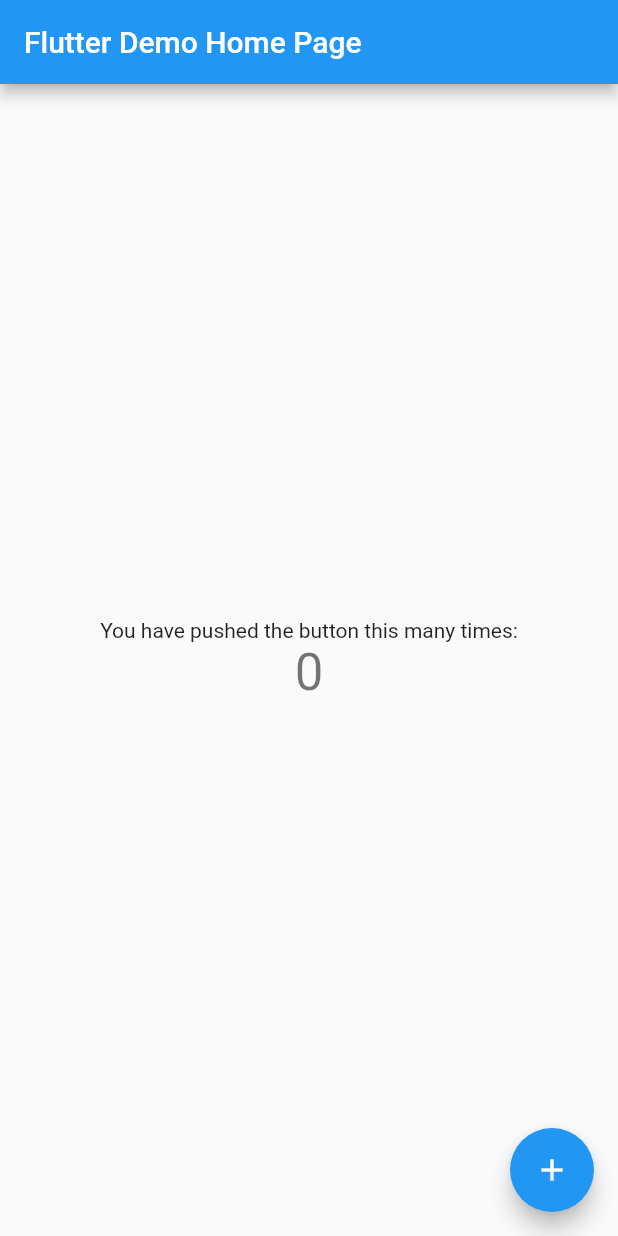
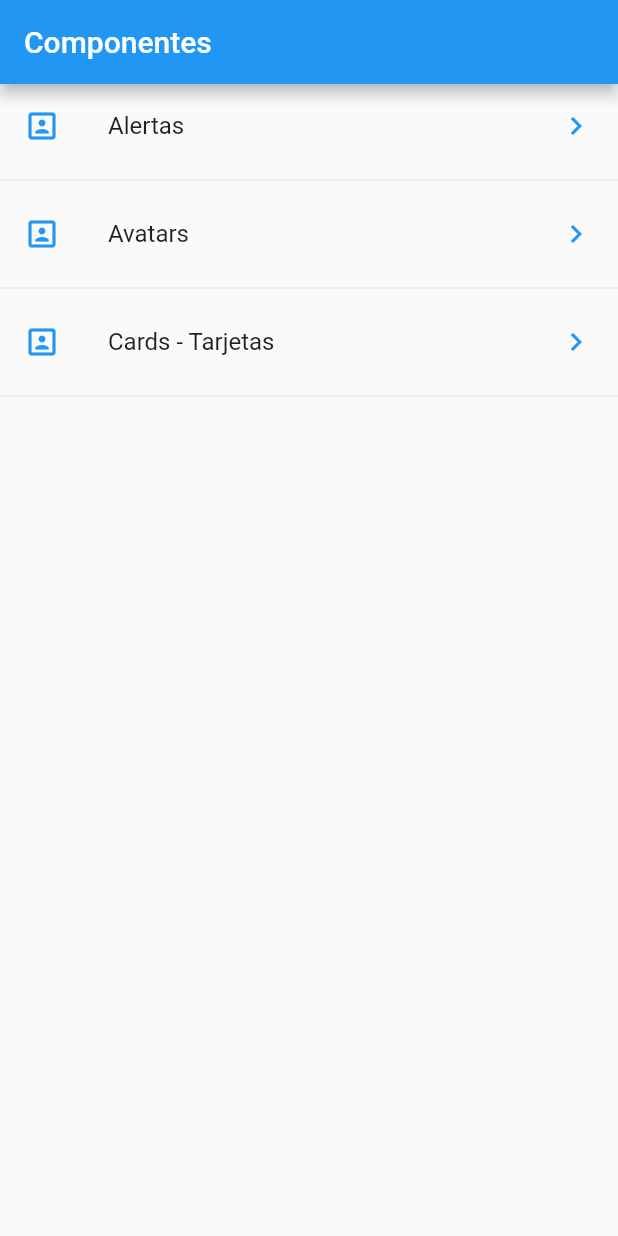
Before and after one commit to renzo-ezagui/flutter101_components, a Flutter app: the screen it shows after launch, on a phone screen of 412 x 824 dp. Run offline on Flutter 3.47's test engine with Material 2 defaults, Android fonts, the phone set to English and light mode, and no system bars.

Commit message:
Chapter 67

```diff
--- /dev/null
+++ b/data/menu_opts.json
@@ -0,0 +1,20 @@
+{
+    "nombreApp" : "Componentes",
+    "rutas" : [
+        {
+            "ruta" : "alert",
+            "icon" : "add_alert",
+            "texto": "Alertas"
+        },
+        {
+            "ruta" : "avatar",
+            "icon" : "accessibility",
+            "texto": "Avatars"
+        },
+        {
+            "ruta" : "card",
+            "icon" : "folder_open",
+            "texto": "Cards - Tarjetas"
+        }
+    ]
+}
--- a/lib/main.dart
+++ b/lib/main.dart
@@ -1,117 +1,15 @@
+import 'package:componentes/src/pages/home_page.dart';
+// import 'package:componentes/src/pages/home_temp.dart';
 import 'package:flutter/material.dart';
 
-void main() {
-  runApp(MyApp());
-}
+void main() => runApp(MyApp());
 
 class MyApp extends StatelessWidget {
-  // This widget is the root of your application.
   @override
   Widget build(BuildContext context) {
     return MaterialApp(
-      title: 'Flutter Demo',
-      theme: ThemeData(
-        // This is the theme of your application.
-        //
-        // Try running your application with "flutter run". You'll see the
-        // application has a blue toolbar. Then, without quitting the app, try
-        // changing the primarySwatch below to Colors.green and then invoke
-        // "hot reload" (press "r" in the console where you ran "flutter run",
-        // or simply save your changes to "hot reload" in a Flutter IDE).
-        // Notice that the counter didn't reset back to zero; the application
-        // is not restarted.
-        primarySwatch: Colors.blue,
-        // This makes the visual density adapt to the platform that you run
-        // the app on. For desktop platforms, the controls will be smaller and
-        // closer together (more dense) than on mobile platforms.
-        visualDensity: VisualDensity.adaptivePlatformDensity,
-      ),
-      home: MyHomePage(title: 'Flutter Demo Home Page'),
-    );
+        debugShowCheckedModeBanner: false,
+        title: 'Componentes App',
+        home: HomePage());
   }
 }
-
-class MyHomePage extends StatefulWidget {
-  MyHomePage({Key key, this.title}) : super(key: key);
-
-  // This widget is the home page of your application. It is stateful, meaning
-  // that it has a State object (defined below) that contains fields that affect
-  // how it looks.
-
-  // This class is the configuration for the state. It holds the values (in this
-  // case the title) provided by the parent (in this case the App widget) and
-  // used by the build method of the State. Fields in a Widget subclass are
-  // always marked "final".
-
-  final String title;
-
-  @override
-  _MyHomePageState createState() => _MyHomePageState();
-}
-
-class _MyHomePageState extends State<MyHomePage> {
-  int _counter = 0;
-
-  void _incrementCounter() {
-    setState(() {
-      // This call to setState tells the Flutter framework that something has
-      // changed in this State, which causes it to rerun the build method below
-      // so that the display can reflect the updated values. If we changed
-      // _counter without calling setState(), then the build method would not be
-      // called again, and so nothing would appear to happen.
-      _counter++;
-    });
-  }
-
-  @override
-  Widget build(BuildContext context) {
-    // This method is rerun every time setState is called, for instance as done
-    // by the _incrementCounter method above.
-    //
-    // The Flutter framework has been optimized to make rerunning build methods
-    // fast, so that you can just rebuild anything that needs updating rather
-    // than having to individually change instances of widgets.
-    return Scaffold(
-      appBar: AppBar(
-        // Here we take the value from the MyHomePage object that was created by
-        // the App.build method, and use it to set our appbar title.
-        title: Text(widget.title),
-      ),
-      body: Center(
-        // Center is a layout widget. It takes a single child and positions it
-        // in the middle of the parent.
-        child: Column(
-          // Column is also a layout widget. It takes a list of children and
-          // arranges them vertically. By default, it sizes itself to fit its
-          // children horizontally, and tries to be as tall as its parent.
-          //
-          // Invoke "debug painting" (press "p" in the console, choose the
-          // "Toggle Debug Paint" action from the Flutter Inspector in Android
-          // Studio, or the "Toggle Debug Paint" command in Visual Studio Code)
-          // to see the wireframe for each widget.
-          //
-          // Column has various properties to control how it sizes itself and
-          // how it positions its children. Here we use mainAxisAlignment to
-          // center the children vertically; the main axis here is the vertical
-          // axis because Columns are vertical (the cross axis would be
-          // horizontal).
-          mainAxisAlignment: MainAxisAlignment.center,
-          children: <Widget>[
-            Text(
-              'You have pushed the button this many times:',
-            ),
-            Text(
-              '$_counter',
-              style: Theme.of(context).textTheme.headline4,
-            ),
-          ],
-        ),
-      ),
-      floatingActionButton: FloatingActionButton(
-        onPressed: _incrementCounter,
-        tooltip: 'Increment',
-        child: Icon(Icons.add),
-      ), // This trailing comma makes auto-formatting nicer for build methods.
-    );
-  }
-}
--- /dev/null
+++ b/lib/src/pages/home_page.dart
@@ -0,0 +1,48 @@
+import 'package:componentes/src/providers/menu_provider.dart';
+import 'package:flutter/material.dart';
+
+class HomePage extends StatelessWidget {
+  const HomePage({Key key}) : super(key: key);
+
+  @override
+  Widget build(BuildContext context) {
+    return Scaffold(
+      appBar: AppBar(
+        title: Text('Componentes'),
+      ),
+      body: _lista(),
+    );
+  }
+
+  Widget _lista() {
+    // print(menuProvider.opciones);
+    // menuProvider.cargarData().then((opciones) {
+    //   print('_lista');
+    //   print(opciones);
+    // });
+
+    return FutureBuilder(
+        future: menuProvider.cargarData(),
+        initialData: [],
+        builder: (context, AsyncSnapshot<List<dynamic>> snapshot) {
+          print(snapshot.data);
+          return ListView(
+            children: _listaItems(snapshot.data),
+          );
+        });
+  }
+
+  List<Widget> _listaItems(List<dynamic> data) {
+    final List<Widget> opciones = [];
+    data.forEach((opt) {
+      final widgetTemp = ListTile(
+        title: Text(opt['texto']),
+        leading: Icon(Icons.portrait, color: Colors.blue),
+        trailing: Icon(Icons.keyboard_arrow_right, color: Colors.blue),
+        onTap: () {},
+      );
+      opciones..add(widgetTemp)..add(Divider());
+    });
+    return opciones;
+  }
+}
--- a/pubspec.yaml
+++ b/pubspec.yaml
@@ -45,7 +45,8 @@ flutter:
   uses-material-design: true
 
   # To add assets to your application, add an assets section, like this:
-  # assets:
+  assets:
+    - data/menu_opts.json
   #   - images/a_dot_burr.jpeg
   #   - images/a_dot_ham.jpeg
 
```
Also changed, not shown: lib/src/pages/home_temp.dart (added, +48 -0 lines), lib/src/providers/menu_provider.dart (added, +20 -0 lines), 1 other file.
